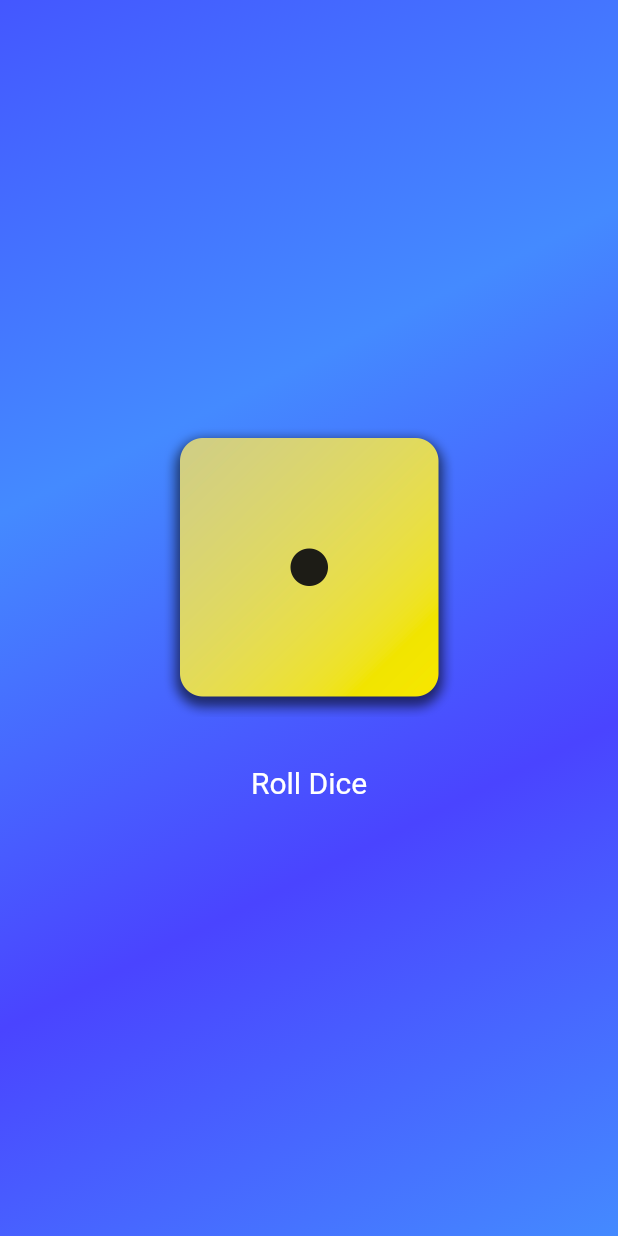
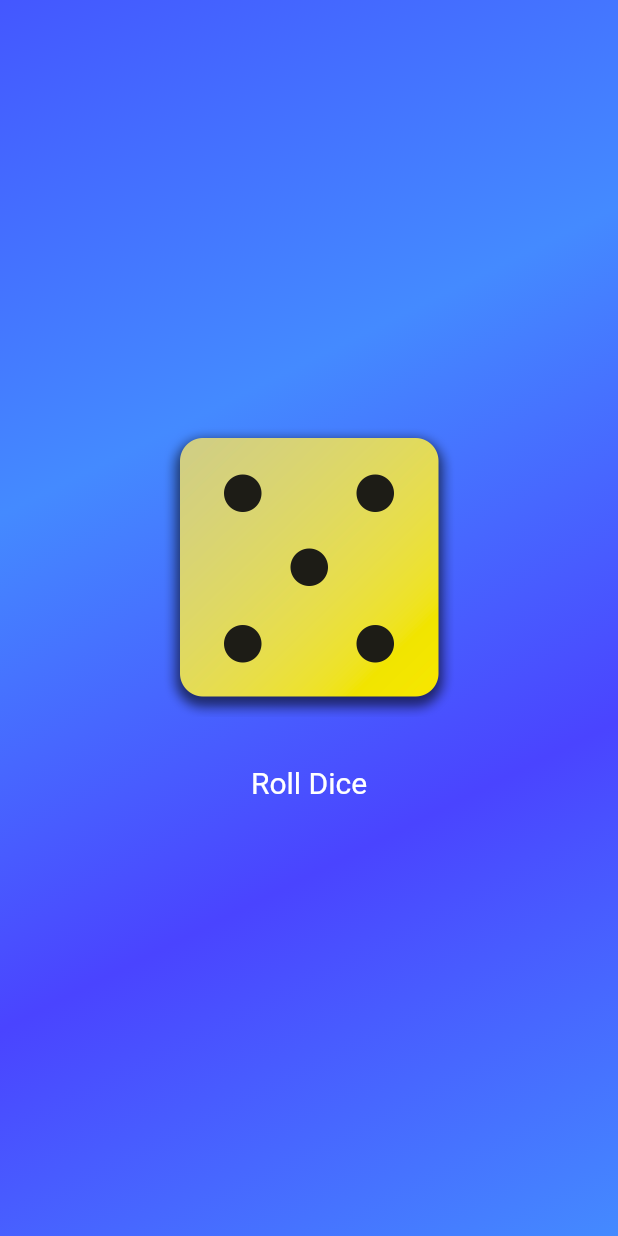
Before and after one commit to 1king-sly/first_flutter_app, a Flutter app: the screen it shows after launch, after a tap on "Roll Dice", on a phone screen of 412 x 824 dp. Run offline on Flutter 3.47's test engine with Material 3 defaults, Android fonts, the phone set to English and light mode, and no system bars.

Commit message:
learnt on StatefulWidget and math Random to change value thus change UI in generating dice values image

```diff
--- a/lib/gradient_container_image.dart
+++ b/lib/gradient_container_image.dart
@@ -1,5 +1,5 @@
 import 'package:flutter/material.dart';
-
+import 'package:firstapp/roll_dice.dart';
 
 const startAlignment = Alignment.topLeft;
 const endAlignment = Alignment.bottomRight;
@@ -16,27 +16,9 @@ class GradientContainer extends StatelessWidget {
           Color.fromRGBO(68, 138, 255, 1),
           Color.fromARGB(255, 74, 68, 255),
           Color.fromRGBO(68, 138, 255, 1),
-        ], begin:startAlignment, end: endAlignment),
+        ], begin: startAlignment, end: endAlignment),
       ),
-      child:  Center(
-        child: Column(
-          mainAxisSize: MainAxisSize.min,
-          children: [
-            Image.asset('assets/images/dice-1.png',width: 200,),
-            const SizedBox(height: 20,),
-            TextButton(onPressed: (){
-
-            },
-            style: TextButton.styleFrom(
-              foregroundColor:Colors.white,
-              textStyle:const TextStyle(fontSize: 20)
-            ),
-             child: const Text('Roll Dice')),
-
-          ],
-        ),
-
-      ),
+      child: const Center(child: RollDice()),
     );
   }
 }
--- /dev/null
+++ b/lib/roll_dice.dart
@@ -0,0 +1,46 @@
+import 'package:flutter/material.dart';
+import 'dart:math';
+
+class RollDice extends StatefulWidget {
+  const RollDice({super.key});
+
+  @override
+  State<RollDice> createState() {
+    return _RoleDiceState();
+  }
+}
+
+class _RoleDiceState extends State<RollDice> {
+  var activeDiceImage = 'assets/images/dice-2.png';
+
+  var currentNumber = 2;
+
+  void rollDice() {
+    setState(() {
+      currentNumber = Random().nextInt(6) + 1;
+      activeDiceImage = 'assets/images/dice-$currentNumber.png';
+    });
+  }
+
+  @override
+  Widget build(context) {
+    return Column(
+      mainAxisSize: MainAxisSize.min,
+      children: [
+        Image.asset(
+          activeDiceImage,
+          width: 200,
+        ),
+        const SizedBox(
+          height: 20,
+        ),
+        TextButton(
+            onPressed: rollDice,
+            style: TextButton.styleFrom(
+                foregroundColor: Colors.white,
+                textStyle: const TextStyle(fontSize: 20)),
+            child: const Text('Roll Dice')),
+      ],
+    );
+  }
+}
```
